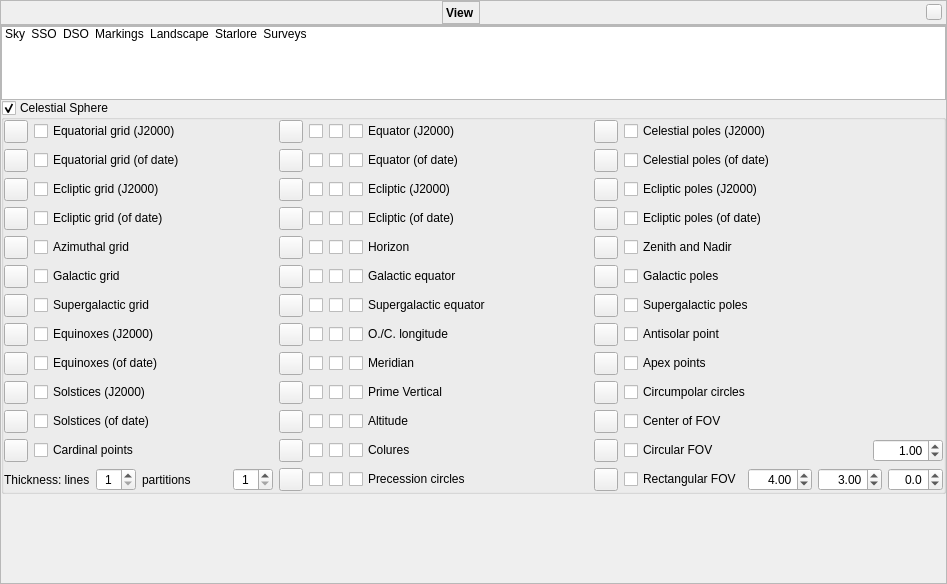
Qt form src/gui/viewDialog.ui (519984307/stellarium_src) before a commit.
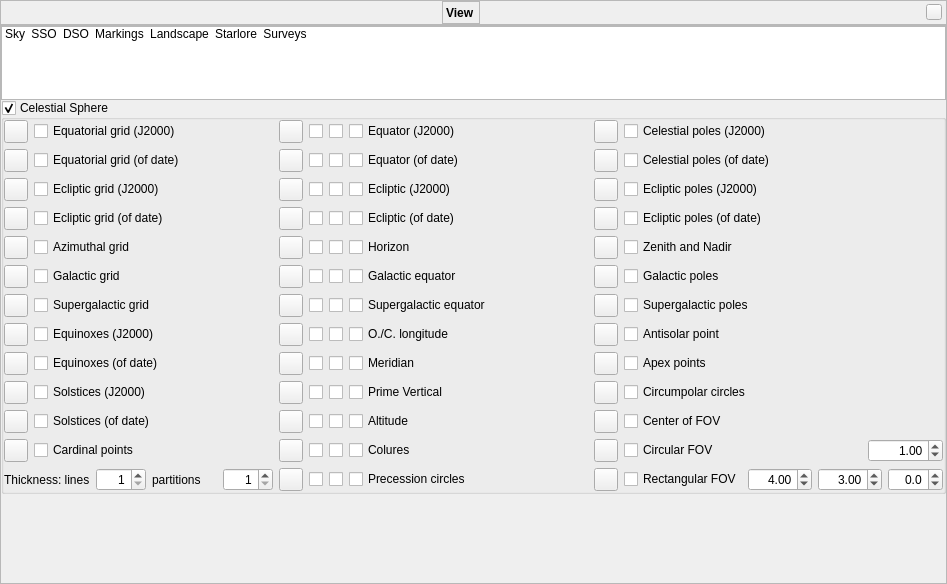
The same form after that commit. The open tabs and pages were chosen to show the change. Icons and pictures are not drawn. Custom widgets are drawn as their Qt base class.

Commit message: [SUG] Updated User Guide + cosmetic fixes in the GUI

Diff of the .ui file:
```diff
--- a/src/gui/viewDialog.ui
+++ b/src/gui/viewDialog.ui
@@ -2603,12 +2603,12 @@
                   <widget class="QSpinBox" name="lineThicknessSpinBox">
                    <property name="maximumSize">
                     <size>
-                     <width>40</width>
+                     <width>50</width>
                      <height>16777215</height>
                     </size>
                    </property>
                    <property name="alignment">
-                    <set>Qt::AlignCenter</set>
+                    <set>Qt::AlignRight|Qt::AlignTrailing|Qt::AlignVCenter</set>
                    </property>
                    <property name="minimum">
                     <number>1</number>
@@ -2638,12 +2638,12 @@
                    </property>
                    <property name="maximumSize">
                     <size>
-                     <width>40</width>
+                     <width>50</width>
                      <height>16777215</height>
                     </size>
                    </property>
                    <property name="alignment">
-                    <set>Qt::AlignCenter</set>
+                    <set>Qt::AlignRight|Qt::AlignTrailing|Qt::AlignVCenter</set>
                    </property>
                    <property name="minimum">
                     <number>1</number>
@@ -3623,7 +3623,7 @@
                   <widget class="QDoubleSpinBox" name="fovCircularMarkerSizeDoubleSpinBox">
                    <property name="maximumSize">
                     <size>
-                     <width>70</width>
+                     <width>75</width>
                      <height>16777215</height>
                     </size>
                    </property>
```
Left out of the diff: 50 changed lines with no effect on the pictures. The commit also changes 4 other files.
